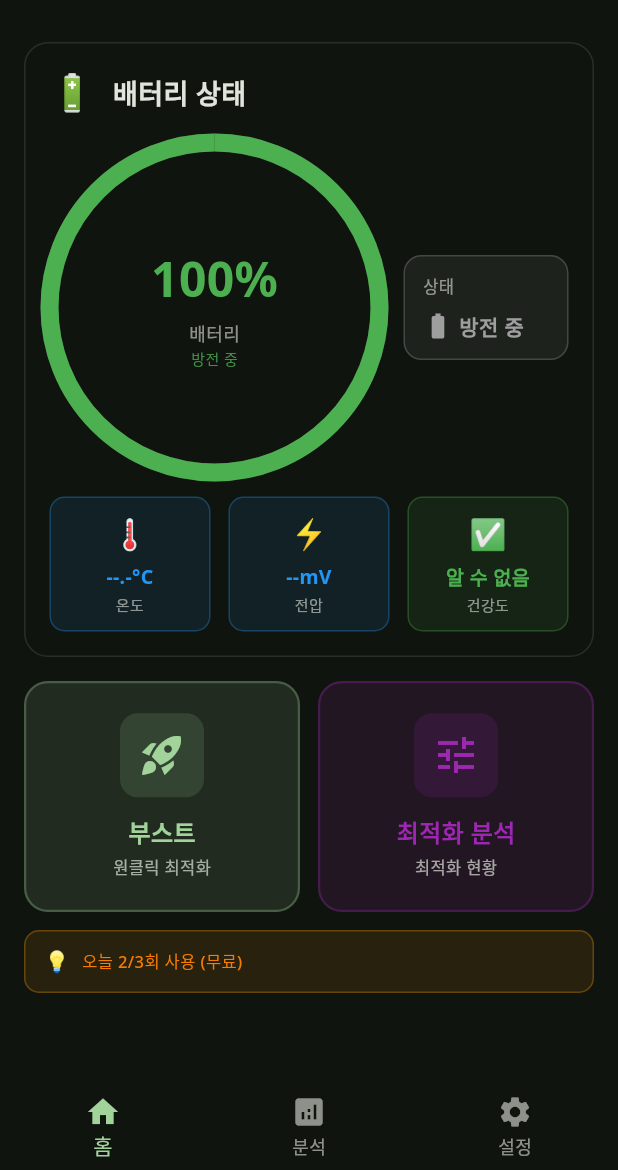
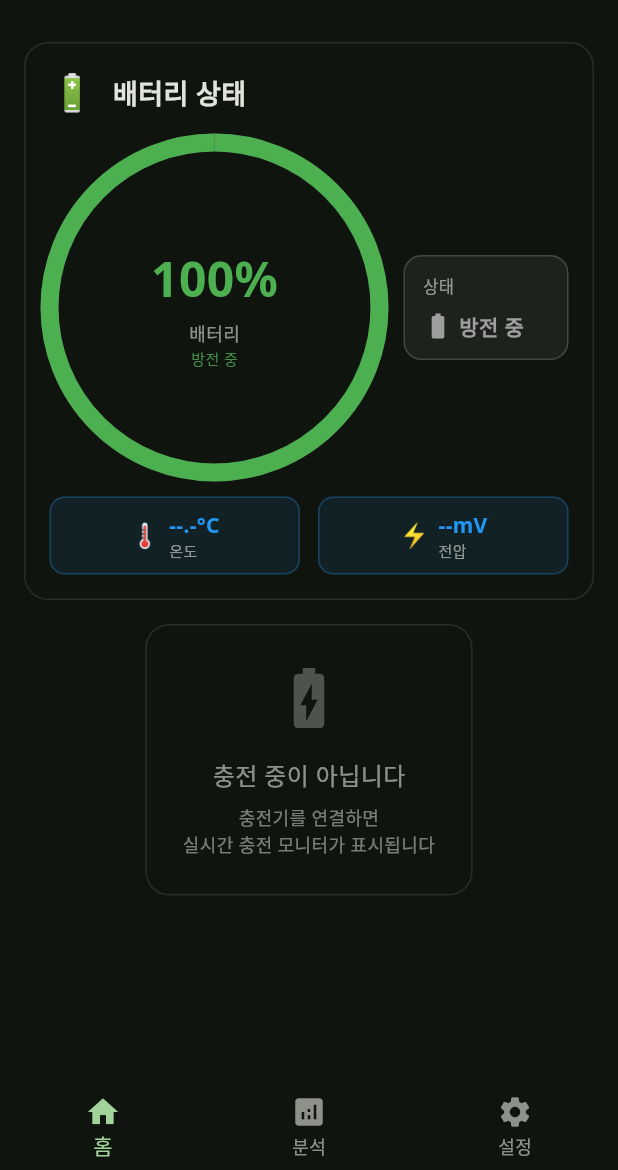
Before and after one commit to rbtc2/BatteryPal, a Flutter app: the screen it shows after launch, on a phone screen of 412 x 824 dp, the part 66-1236 px from its top. Run offline on Flutter 3.47's test engine with Material 3 defaults, Android fonts, the phone set to English and light mode, and no system bars; our stand-ins replace battery_plus, fl_chart, flutter_local_notifications, google_fonts, permission_handler, shared_preferences and 1 more; accounts and stored records are empty.

Commit message:
홈화면재단장중

```diff
--- a/lib/screens/home/home_tab.dart
+++ b/lib/screens/home/home_tab.dart
@@ -4,21 +4,18 @@ import '../../services/home_lifecycle_manager.dart';
 import '../../services/settings_service.dart';
 import '../../models/app_models.dart';
 import '../../widgets/home/battery_status_card.dart';
-import '../../widgets/home/quick_actions_card.dart';
-import '../../utils/app_utils.dart';
+import '../../widgets/home/realtime_charging_monitor.dart';
 
 /// 홈 탭 화면
 /// Phase 5에서 실제 구현
 class HomeTab extends StatefulWidget {
   final bool isProUser;
   final VoidCallback onProToggle;
-  final VoidCallback? onNavigateToOptimization;
 
   const HomeTab({
     super.key,
     required this.isProUser,
     required this.onProToggle,
-    this.onNavigateToOptimization,
   });
 
   @override
@@ -252,18 +249,11 @@ class _HomeTabState extends State<HomeTab> {
 
             const SizedBox(height: 16),
 
-            // 섹션 2: 빠른 액션 (하단 확장)
+            // 섹션 2: 실시간 충전 모니터 (하단 확장)
             Expanded(
               child: SingleChildScrollView(
-                child: QuickActionsCard(
-                  onBoost: _handleOptimization,
-                  onAnalysis: widget.onNavigateToOptimization ?? () {
-                    // 기본 동작 (분석 탭으로 이동)
-                    SnackBarUtils.showInfo(context, '분석 탭으로 이동합니다');
-                  },
-                  isProUser: widget.isProUser,
-                  dailyUsage: dailyUsage,
-                  dailyLimit: dailyLimit,
+                child: RealtimeChargingMonitor(
+                  batteryInfo: _batteryInfo,
                 ),
               ),
             ),
@@ -273,9 +263,4 @@ class _HomeTabState extends State<HomeTab> {
     );
   }
 
-  /// 배터리 최적화 처리
-  void _handleOptimization() {
-    // Phase 5에서 실제 최적화 기능 구현 예정
-    SnackBarUtils.showSuccess(context, '배터리 최적화가 완료되었습니다!');
-  }
 }
--- a/lib/screens/main_navigation_screen.dart
+++ b/lib/screens/main_navigation_screen.dart
@@ -27,7 +27,6 @@ class _MainNavigationScreenState extends State<MainNavigationScreen> {
     HomeTab(
       isProUser: _isProUser,
       onProToggle: _handleProUpgrade,
-      onNavigateToOptimization: navigateToAnalysisOptimization,
     ),
     AnalysisTab(
       isProUser: _isProUser,
--- a/lib/widgets/home/battery_status_card.dart
+++ b/lib/widgets/home/battery_status_card.dart
@@ -438,7 +438,7 @@ class _BatteryStatusCardState extends State<BatteryStatusCard>
 
           const SizedBox(height: 16),
 
-          // 3개 메트릭 (온도/전압/건강도)
+          // 2개 메트릭 (온도/전압)
             Padding(
             padding: const EdgeInsets.symmetric(horizontal: 16),
             child: Row(
@@ -460,16 +460,6 @@ class _BatteryStatusCardState extends State<BatteryStatusCard>
                     label: '전압',
                     value: widget.batteryInfo?.formattedVoltage ?? '--mV',
                     color: Colors.blue,
-                  ),
-                ),
-                const SizedBox(width: 12),
-                Expanded(
-                  child: _buildMetricCard(
-                    context,
-                    icon: '✅',
-                    label: '건강도',
-                    value: widget.batteryInfo?.healthText ?? '알 수 없음',
-                    color: Colors.green,
                   ),
                 ),
               ],
@@ -721,7 +711,7 @@ class _BatteryStatusCardState extends State<BatteryStatusCard>
     required Color color,
   }) {
     return Container(
-      padding: const EdgeInsets.all(10),
+      padding: const EdgeInsets.symmetric(horizontal: 12, vertical: 8),
       decoration: BoxDecoration(
         color: color.withValues(alpha: 0.1),
         borderRadius: BorderRadius.circular(10),
@@ -729,22 +719,25 @@ class _BatteryStatusCardState extends State<BatteryStatusCard>
           color: color.withValues(alpha: 0.3),
         ),
       ),
-      child: Column(
+      child: Row(
+        mainAxisAlignment: MainAxisAlignment.center,
         children: [
-          Text(icon, style: const TextStyle(fontSize: 20)),
-          const SizedBox(height: 4),
+          Text(icon, style: const TextStyle(fontSize: 16)),
+          const SizedBox(width: 6),
+          Column(
+            mainAxisSize: MainAxisSize.min,
+            crossAxisAlignment: CrossAxisAlignment.start,
+            children: [
               Text(
                 value,
                 style: TextStyle(
-              fontSize: 13,
+                  fontSize: 14,
                   fontWeight: FontWeight.bold,
                   color: color,
                 ),
                 maxLines: 1,
                 overflow: TextOverflow.ellipsis,
-            textAlign: TextAlign.center,
               ),
-          const SizedBox(height: 2),
               Text(
                 label,
                 style: TextStyle(
@@ -752,7 +745,8 @@ class _BatteryStatusCardState extends State<BatteryStatusCard>
                   color: Theme.of(context).colorScheme.onSurface.withValues(alpha: 0.6),
                 ),
                 maxLines: 1,
-            textAlign: TextAlign.center,
+              ),
+            ],
           ),
         ],
       ),
--- /dev/null
+++ b/lib/widgets/home/realtime_charging_monitor.dart
@@ -0,0 +1,334 @@
+import 'dart:async';
+import 'package:flutter/material.dart';
+import '../../services/battery_service.dart';
+import '../../models/app_models.dart';
+
+/// 실시간 충전 모니터 위젯
+/// 충전 중일 때 심전도 그래프처럼 충전 속도를 실시간으로 표시
+class RealtimeChargingMonitor extends StatefulWidget {
+  final BatteryInfo? batteryInfo;
+
+  const RealtimeChargingMonitor({
+    super.key,
+    this.batteryInfo,
+  });
+
+  @override
+  State<RealtimeChargingMonitor> createState() => _RealtimeChargingMonitorState();
+}
+
+class _RealtimeChargingMonitorState extends State<RealtimeChargingMonitor> {
+  final List<double> _dataPoints = [];
+  final int _maxDataPoints = 50; // 50개 포인트 유지
+  Timer? _updateTimer;
+  final BatteryService _batteryService = BatteryService();
+
+  @override
+  void initState() {
+    super.initState();
+    // 충전 중일 때만 모니터링 시작
+    if (widget.batteryInfo?.isCharging == true) {
+      _startRealTimeUpdate();
+    }
+  }
+
+  @override
+  void didUpdateWidget(RealtimeChargingMonitor oldWidget) {
+    super.didUpdateWidget(oldWidget);
+    // 충전 상태 변화 감지
+    final wasCharging = oldWidget.batteryInfo?.isCharging ?? false;
+    final isCharging = widget.batteryInfo?.isCharging ?? false;
+
+    if (!wasCharging && isCharging) {
+      // 충전 시작
+      _startRealTimeUpdate();
+    } else if (wasCharging && !isCharging) {
+      // 충전 종료
+      _stopRealTimeUpdate();
+    }
+  }
+
+  void _startRealTimeUpdate() {
+    _updateTimer?.cancel();
+    _updateTimer = Timer.periodic(const Duration(milliseconds: 200), (timer) {
+      if (!mounted) {
+        timer.cancel();
+        return;
+      }
+
+      // BatteryService에서 현재 충전 전류 가져오기
+      final batteryInfo = _batteryService.currentBatteryInfo;
+      if (batteryInfo != null && batteryInfo.isCharging) {
+        final current = batteryInfo.chargingCurrent.abs().toDouble();
+
+        setState(() {
+          _dataPoints.add(current);
+          if (_dataPoints.length > _maxDataPoints) {
+            _dataPoints.removeAt(0); // 오래된 데이터 제거
+          }
+        });
+      } else {
+        // 충전 중이 아니면 타이머 중지
+        timer.cancel();
+        _updateTimer = null;
+      }
+    });
+  }
+
+  void _stopRealTimeUpdate() {
+    _updateTimer?.cancel();
+    _updateTimer = null;
+    setState(() {
+      _dataPoints.clear();
+    });
+  }
+
+  @override
+  Widget build(BuildContext context) {
+    final isCharging = widget.batteryInfo?.isCharging ?? false;
+    final current = widget.batteryInfo?.chargingCurrent ?? 0;
+    final currentAbs = current.abs();
+
+    // 충전 중이 아닐 때 표시할 UI
+    if (!isCharging) {
+      return Container(
+        decoration: BoxDecoration(
+          color: Theme.of(context).colorScheme.surface,
+          borderRadius: BorderRadius.circular(16),
+          border: Border.all(
+            color: Theme.of(context).colorScheme.outline.withValues(alpha: 0.2),
+          ),
+        ),
+        padding: const EdgeInsets.all(24),
+        child: Column(
+          mainAxisAlignment: MainAxisAlignment.center,
+          children: [
+            Icon(
+              Icons.battery_charging_full,
+              size: 48,
+              color: Theme.of(context).colorScheme.onSurface.withValues(alpha: 0.3),
+            ),
+            const SizedBox(height: 16),
+            Text(
+              '충전 중이 아닙니다',
+              style: TextStyle(
+                fontSize: 16,
+                color: Theme.of(context).colorScheme.onSurface.withValues(alpha: 0.6),
+                fontWeight: FontWeight.w500,
+              ),
+            ),
+            const SizedBox(height: 8),
+            Text(
+              '충전기를 연결하면\n실시간 충전 모니터가 표시됩니다',
+              textAlign: TextAlign.center,
+              style: TextStyle(
+                fontSize: 12,
+                color: Theme.of(context).colorScheme.onSurface.withValues(alpha: 0.5),
+              ),
+            ),
+          ],
+        ),
+      );
+    }
+
+    // 충전 중일 때 실시간 모니터 표시
+    return Container(
+      decoration: BoxDecoration(
+        color: Colors.black,
+        borderRadius: BorderRadius.circular(16),
+        border: Border.all(
+          color: Colors.green.withValues(alpha: 0.3),
+          width: 1.5,
+        ),
+      ),
+      padding: const EdgeInsets.all(16),
+      child: Column(
+        children: [
+          // 헤더
+          Row(
+            children: [
+              const Icon(Icons.monitor_heart, color: Colors.green, size: 24),
+              const SizedBox(width: 8),
+              const Text(
+                '⚡ 실시간 충전 모니터',
+                style: TextStyle(
+                  color: Colors.green,
+                  fontSize: 16,
+                  fontWeight: FontWeight.bold,
+                ),
+              ),
+              const Spacer(),
+              // 깜빡이는 점
+              const BlinkingDot(),
+            ],
+          ),
+
+          const SizedBox(height: 16),
+
+          // 심전도 스타일 그래프
+          SizedBox(
+            height: 160,
+            child: CustomPaint(
+              painter: ECGPainter(
+                dataPoints: _dataPoints,
+                color: Colors.green,
+              ),
+              child: Container(),
+            ),
+          ),
+
+          const SizedBox(height: 16),
+
+          // 현재 수치 (크게)
+          Row(
+            mainAxisAlignment: MainAxisAlignment.center,
+            children: [
+              Text(
+                '${_dataPoints.isNotEmpty ? _dataPoints.last.toInt() : currentAbs}',
+                style: const TextStyle(
+                  color: Colors.green,
+                  fontSize: 48,
+                  fontWeight: FontWeight.bold,
+                ),
+              ),
+              const SizedBox(width: 8),
+              Text(
+                'mA',
+                style: TextStyle(
+                  color: Colors.green.withValues(alpha: 0.7),
+                  fontSize: 20,
+                ),
+              ),
+            ],
+          ),
+
+        ],
+      ),
+    );
+  }
+
+  @override
+  void dispose() {
+    _updateTimer?.cancel();
+    super.dispose();
+  }
+}
+
+/// 심전도 그래프 페인터
+class ECGPainter extends CustomPainter {
+  final List<double> dataPoints;
+  final Color color;
+
+  ECGPainter({required this.dataPoints, required this.color});
+
+  @override
+  void paint(Canvas canvas, Size size) {
+    if (dataPoints.isEmpty) return;
+
+    final paint = Paint()
+      ..color = color
+      ..strokeWidth = 2
+      ..style = PaintingStyle.stroke
+      ..strokeCap = StrokeCap.round;
+
+    // 그리드 배경
+    _drawGrid(canvas, size);
+
+    // 데이터 정규화
+    if (dataPoints.length < 2) return;
+
+    final maxValue = dataPoints.reduce((a, b) => a > b ? a : b);
+    final minValue = dataPoints.reduce((a, b) => a < b ? a : b);
+    final range = maxValue - minValue;
+
+    final path = Path();
+    final spacing = size.width / (dataPoints.length - 1);
+
+    for (int i = 0; i < dataPoints.length; i++) {
+      final x = i * spacing;
+      final normalizedValue = range > 0
+          ? (dataPoints[i] - minValue) / range
+          : 0.5;
+      final y = size.height - (normalizedValue * size.height * 0.8) - (size.height * 0.1);
+
+      if (i == 0) {
+        path.moveTo(x, y);
+      } else {
+        path.lineTo(x, y);
+      }
+    }
+
+    canvas.drawPath(path, paint);
+
+    // 그림자 효과
+    final shadowPaint = Paint()
+      ..color = color.withValues(alpha: 0.2)
+      ..maskFilter = const MaskFilter.blur(BlurStyle.normal, 4);
+    canvas.drawPath(path, shadowPaint);
+  }
+
+  void _drawGrid(Canvas canvas, Size size) {
+    final gridPaint = Paint()
+      ..color = color.withValues(alpha: 0.1)
+      ..strokeWidth = 0.5;
+
+    // 수평선
+    for (int i = 0; i <= 4; i++) {
+      final y = (size.height / 4) * i;
+      canvas.drawLine(Offset(0, y), Offset(size.width, y), gridPaint);
+    }
+
+    // 수직선
+    for (int i = 0; i <= 10; i++) {
+      final x = (size.width / 10) * i;
+      canvas.drawLine(Offset(x, 0), Offset(x, size.height), gridPaint);
+    }
+  }
+
+  @override
+  bool shouldRepaint(ECGPainter oldDelegate) =>
+      oldDelegate.dataPoints != dataPoints;
+}
+
+/// 깜빡이는 점 (녹화 중 표시)
+class BlinkingDot extends StatefulWidget {
+  const BlinkingDot({super.key});
+
+  @override
+  State<BlinkingDot> createState() => _BlinkingDotState();
+}
+
+class _BlinkingDotState extends State<BlinkingDot>
+    with SingleTickerProviderStateMixin {
+  late AnimationController _controller;
+
+  @override
+  void initState() {
+    super.initState();
+    _controller = AnimationController(
+      duration: const Duration(milliseconds: 1000),
+      vsync: this,
+    )..repeat(reverse: true);
+  }
+
+  @override
+  Widget build(BuildContext context) {
+    return FadeTransition(
+      opacity: _controller,
+      child: Container(
+        width: 8,
+        height: 8,
+        decoration: const BoxDecoration(
+          color: Colors.red,
+          shape: BoxShape.circle,
+        ),
+      ),
+    );
+  }
+
+  @override
+  void dispose() {
+    _controller.dispose();
+    super.dispose();
+  }
+}
```
Also changed, not shown: lib/screens/analysis/widgets/charging_patterns/widgets/charging_session_detail_dialog.dart (+14 -13 lines). Lines whose indentation alone changed are shown as unchanged.
